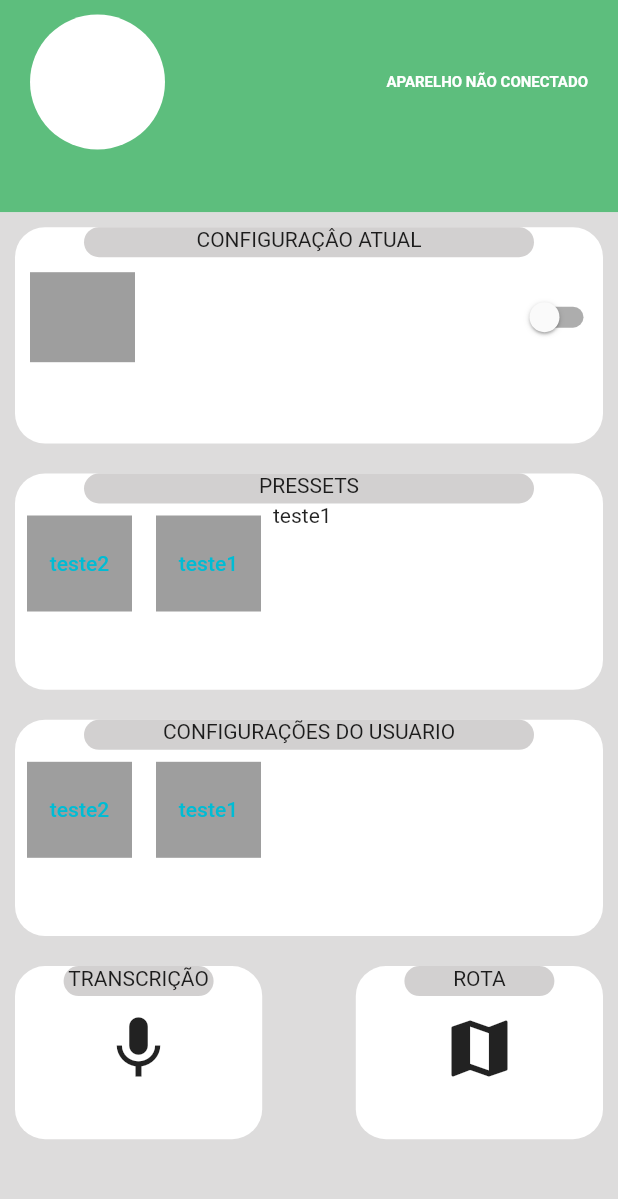
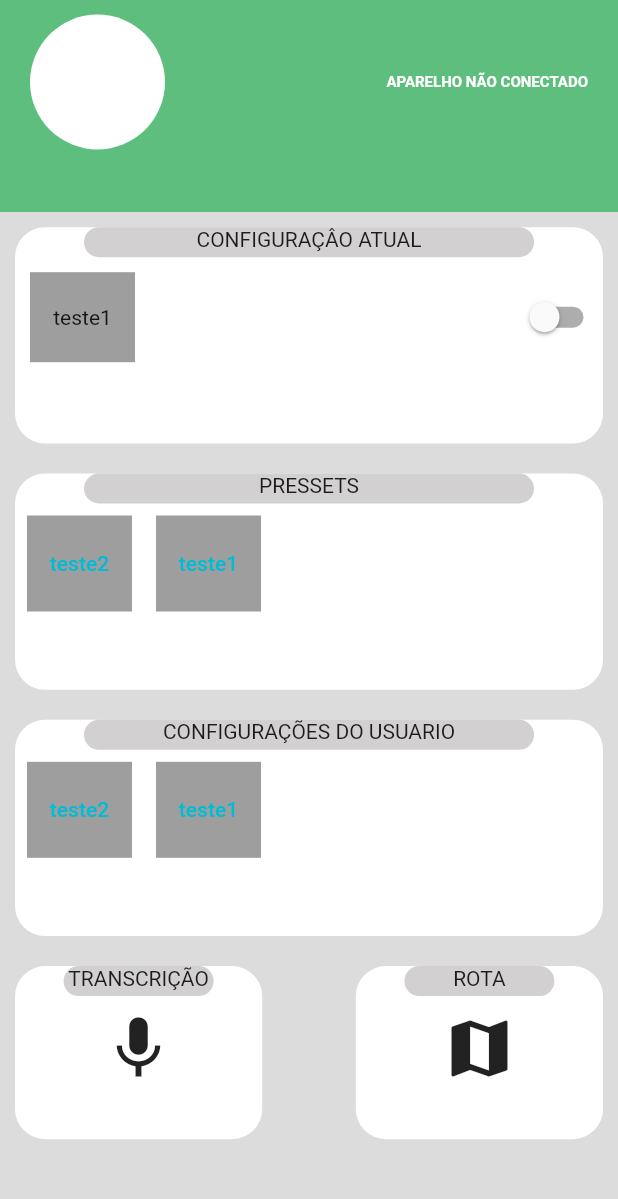
Before and after one commit to ViniDuarte1/UNIAUDI, a Flutter app: the HomePage screen opened by its route, after a tap on "teste2", after a tap on "teste1", on a phone screen of 412 x 824 dp, the part 35-1234 px from its top. Run offline on Flutter 3.47's test engine with Material 2 defaults, Android fonts, the phone set to English and light mode, and no system bars; our stand-ins replace get.

Commit message:
criado controlador para botao de opção

```diff
--- a/lib/components/option/listoption.dart
+++ b/lib/components/option/listoption.dart
@@ -1,10 +1,13 @@
 import 'package:flutter/material.dart';
 import 'package:uniaudi/modules/widgets/MyInfo/info.dart';
+import 'package:provider/provider.dart';
+
+import '../../controller/config_controller.dart';
 
 class ListOption extends StatefulWidget {
-  const ListOption({super.key, required this.nome, required this.callback});
+  const ListOption({super.key, required this.nome});
   final String nome;
-  final Function callback;
+//  final Function callback;
 
 
 
@@ -17,6 +20,9 @@ class _ListOptionState extends State<ListOption> {
 
   @override
   Widget build(BuildContext context) {
+
+     final configController = Provider.of<ConfigController>(context);
+
     return Padding(
       padding: const EdgeInsets.all(8.0),
       child: Container(
@@ -25,7 +31,7 @@ class _ListOptionState extends State<ListOption> {
         color: Colors.grey,
         child: TextButton(
           onPressed: () {
-            widget.callback(widget.nome); // Chamada do callback.
+            configController.selectconfig(widget.nome);
           },
           child: Text(widget.nome),
         ),
--- /dev/null
+++ b/lib/controller/config_controller.dart
@@ -0,0 +1,12 @@
+import 'package:flutter/material.dart';
+
+class ConfigController with ChangeNotifier{
+
+   String configpresset = '';
+
+  void selectconfig(String config) {
+    configpresset = config;
+    notifyListeners();
+  }
+
+}
--- a/lib/home_page.dart
+++ b/lib/home_page.dart
@@ -1,12 +1,19 @@
 import 'package:flutter/material.dart';
+import 'package:provider/provider.dart';
+import 'package:uniaudi/controller/config_controller.dart';
 import 'package:uniaudi/modules/widgets/MyList/MyList.dart';
 import 'modules/widgets/MyInfo/info.dart';
 import 'modules/widgets/rota/rota.dart';
 import 'modules/widgets/transcricao/transcricao.dart';
 
-class HomePage extends StatelessWidget {
+class HomePage extends StatefulWidget {
   HomePage({super.key});
 
+  @override
+  State<HomePage> createState() => _HomePageState();
+}
+
+class _HomePageState extends State<HomePage> {
   final ButtonStyle style = ElevatedButton.styleFrom(
     shape: RoundedRectangleBorder(
       borderRadius: BorderRadius.circular(20),
@@ -15,10 +22,15 @@ class HomePage extends StatelessWidget {
     fixedSize: const Size(double.maxFinite, 25),
     textStyle:
         const TextStyle(color: Colors.blueGrey, fontWeight: FontWeight.bold),
+
+
   );
+
 
   @override
   Widget build(BuildContext context) {
+
+
     return Scaffold(
       body: Column(
         children: [
--- a/lib/main.dart
+++ b/lib/main.dart
@@ -1,11 +1,22 @@
+import 'dart:developer';
+
 import 'package:flutter/material.dart';
 import 'package:get/get.dart';
+import 'package:provider/provider.dart';
+import 'package:uniaudi/controller/config_controller.dart';
 import 'package:uniaudi/home_page.dart';
+import 'package:uniaudi/modules/autenticacao/login_page.dart';
 
-import 'modules/autenticacao/login_page.dart';
+
 
 void main() {
-  runApp(const MyApp());
+  runApp(MultiProvider(
+      providers: [
+        ChangeNotifierProvider(create: (_) => ConfigController()),
+      ],
+      child: const MyApp(),
+     ),);
+
 }
 
 class MyApp extends StatelessWidget {
@@ -26,12 +37,10 @@ class MyApp extends StatelessWidget {
           toolbarHeight: 80,
         ),
       ),
-       initialRoute: '/',
-      getPages: [
-        GetPage(name: '/', page: () => const LoginPage()),
-        GetPage(name: '/home', page: () =>  HomePage()),
-
-      ]
+       initialRoute: '/home',
+      routes: {
+        '/home': (context) =>  HomePage(),
+      }
     );
   }
 }
--- a/lib/modules/widgets/MyInfo/info.dart
+++ b/lib/modules/widgets/MyInfo/info.dart
@@ -1,4 +1,6 @@
 import 'package:flutter/material.dart';
+import 'package:provider/provider.dart';
+import 'package:uniaudi/controller/config_controller.dart';
 
 class MyInfo extends StatefulWidget {
   MyInfo({super.key,  this.nomeselecionado});
@@ -16,6 +18,8 @@ class _MyInfoState extends State<MyInfo> {
 
   @override
   Widget build(BuildContext context) {
+
+    final configController = Provider.of<ConfigController>(context);
     return Padding(
       padding: const EdgeInsets.all(10),
       child: Container(
@@ -38,7 +42,7 @@ class _MyInfoState extends State<MyInfo> {
                     borderRadius: BorderRadius.circular(20),
                     color: Color.fromARGB(153, 180, 177, 177),
                   ),
-                  child: Text(
+                  child: const Text(
                     "CONFIGURAÇÂO ATUAL",
                     textAlign: TextAlign.center,
                   ),
@@ -58,7 +62,7 @@ class _MyInfoState extends State<MyInfo> {
                         height: 60,
                         color: Colors.grey,
                          child: Center(
-                          child: Text(widget.nomeselecionado ?? ""),
+                          child: Text(configController.configpresset),
                         ),
                       ),
                     )
--- a/lib/modules/widgets/MyList/MyList.dart
+++ b/lib/modules/widgets/MyList/MyList.dart
@@ -1,4 +1,6 @@
 import 'package:flutter/material.dart';
+import 'package:provider/provider.dart';
+import 'package:uniaudi/controller/config_controller.dart';
 import '../../../components/option/listoption.dart';
 
 
@@ -19,6 +21,9 @@ class _MyListState extends State<MyList> {
 
   @override
   Widget build(BuildContext context) {
+
+    final configController = Provider.of<ConfigController>(context);
+
     return Padding(
       padding: const EdgeInsets.all(10),
       child: Container(
@@ -53,26 +58,26 @@ class _MyListState extends State<MyList> {
               height: 80,
               child: ListView(
                 scrollDirection: Axis.horizontal,
-                children: [
-                  ListOption(
+                children: const [
+                   ListOption(
                     nome: 'teste2',
-                    callback: (String nome) {
-                      setState(() {
-                        stringASerMostradaNoSegundoWidget = nome;
-
-                      });
-                    },
+                    // callback: (String nome) {
+                    //   setState(() {
+                    //     //stringASerMostradaNoSegundoWidget = nome;
+                    //     //configController.selectconfig(nome);
+                    //   });
+                    // },
                   ),
-                  ListOption(
+                   ListOption(
                     nome: 'teste1',
-                    callback: (String nome) {
-                      setState(() {
-                        stringASerMostradaNoSegundoWidget = nome;
-
-                      });
-                    },
+                    // callback: (String nome) {
+                    //   setState(() {
+                    //    // stringASerMostradaNoSegundoWidget = nome;
+                    //    //configController.selectconfig(nome);
+                    //   },
+                    //   );
+                    // },
                   ),
-                  Text(stringASerMostradaNoSegundoWidget), //text de teste
                 ],
               ),
             ),
--- a/pubspec.yaml
+++ b/pubspec.yaml
@@ -33,6 +33,7 @@ dependencies:
 
   cupertino_icons: ^1.0.2
   get: ^4.6.5
+  provider: ^6.0.5
 
 dev_dependencies:
   flutter_test:
```
Also changed, not shown: pubspec.lock.
